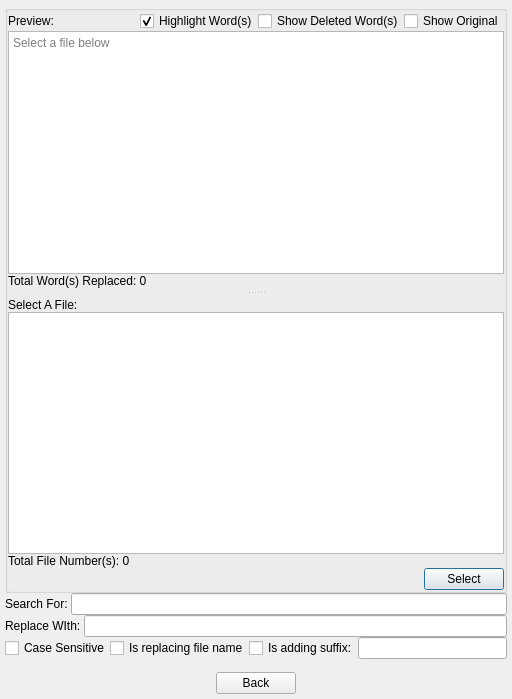
js-lm/Simple-Word-Replacer, file previewdialog.ui: the form before one commit.
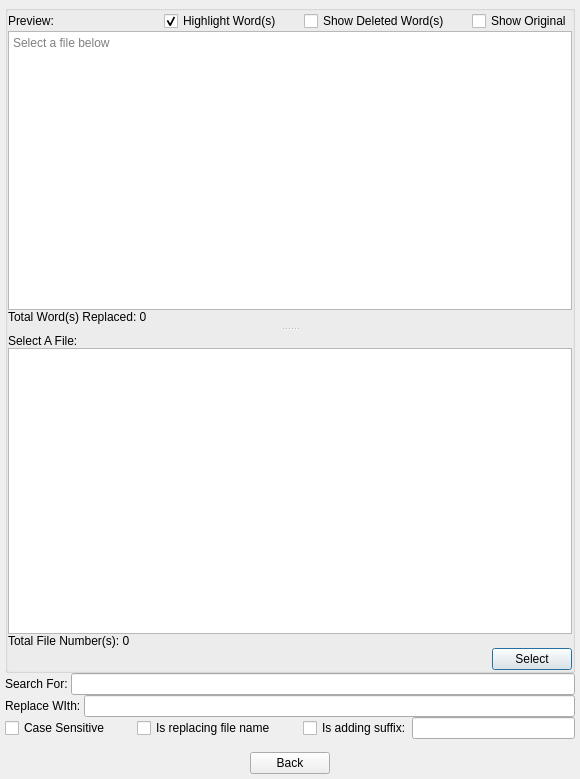
The form after the commit.

Commit message: re-redesigned previewdialog.cpp and it's finally working now!

What changed in the file:
```diff
--- a/previewdialog.ui
+++ b/previewdialog.ui
@@ -6,8 +6,8 @@
    <rect>
     <x>0</x>
     <y>0</y>
-    <width>512</width>
-    <height>699</height>
+    <width>580</width>
+    <height>779</height>
    </rect>
   </property>
   <property name="font">
@@ -63,13 +63,16 @@
         <property name="handleWidth">
          <number>10</number>
         </property>
+        <property name="childrenCollapsible">
+         <bool>false</bool>
+        </property>
         <widget class="QWidget" name="layoutWidget">
          <layout class="QVBoxLayout" name="previewLayout">
           <property name="spacing">
            <number>0</number>
           </property>
           <item>
-           <layout class="QHBoxLayout" name="wordsHighlight">
+           <layout class="QHBoxLayout" name="wordsHighlight" stretch="1,5,1,1,1,1,1">
             <item>
              <widget class="QLabel" name="previewLabel">
               <property name="text">
@@ -100,6 +103,19 @@
               </property>
              </widget>
             </item>
+            <item>
+             <spacer name="horizontalSpacer_3">
+              <property name="orientation">
+               <enum>Qt::Orientation::Horizontal</enum>
+              </property>
+              <property name="sizeHint" stdset="0">
+               <size>
+                <width>40</width>
+                <height>20</height>
+               </size>
+              </property>
+             </spacer>
+            </item>
             <item>
              <widget class="QCheckBox" name="isShowingDeletedWord">
               <property name="enabled">
@@ -113,6 +129,19 @@
               </property>
              </widget>
             </item>
+            <item>
+             <spacer name="horizontalSpacer_4">
+              <property name="orientation">
+               <enum>Qt::Orientation::Horizontal</enum>
+              </property>
+              <property name="sizeHint" stdset="0">
+               <size>
+                <width>40</width>
+                <height>20</height>
+               </size>
+              </property>
+             </spacer>
+            </item>
             <item>
              <widget class="QCheckBox" name="isShowOriginal">
               <property name="text">
@@ -176,10 +205,6 @@
             </property>
            </widget>
           </item>
-         </layout>
-        </widget>
-       </widget>
-      </item>
       <item>
        <layout class="QHBoxLayout" name="selectBtn">
         <item>
@@ -206,6 +231,10 @@
       </item>
      </layout>
     </widget>
+       </widget>
+      </item>
+     </layout>
+    </widget>
    </item>
    <item>
     <layout class="QVBoxLayout" name="settings">
@@ -246,7 +275,7 @@
       </layout>
      </item>
      <item>
-      <layout class="QHBoxLayout" name="checkBoxes">
+      <layout class="QHBoxLayout" name="checkBoxes" stretch="1,1,1,1,1,6">
        <item>
         <widget class="QCheckBox" name="isCaseSensitive">
          <property name="text">
@@ -257,6 +286,19 @@
          </property>
         </widget>
        </item>
+       <item>
+        <spacer name="horizontalSpacer">
+         <property name="orientation">
+          <enum>Qt::Orientation::Horizontal</enum>
+         </property>
+         <property name="sizeHint" stdset="0">
+          <size>
+           <width>40</width>
+           <height>20</height>
+          </size>
+         </property>
+        </spacer>
+       </item>
        <item>
         <widget class="QCheckBox" name="isReplacingFileName">
          <property name="text">
@@ -267,6 +309,19 @@
          </property>
         </widget>
        </item>
+       <item>
+        <spacer name="horizontalSpacer_2">
+         <property name="orientation">
+          <enum>Qt::Orientation::Horizontal</enum>
+         </property>
+         <property name="sizeHint" stdset="0">
+          <size>
+           <width>40</width>
+           <height>20</height>
+          </size>
+         </property>
+        </spacer>
+       </item>
        <item>
         <widget class="QCheckBox" name="isAddingSuffix">
          <property name="text">
```
Lines whose indentation alone changed are shown as unchanged. The commit also changes 2 other files.
